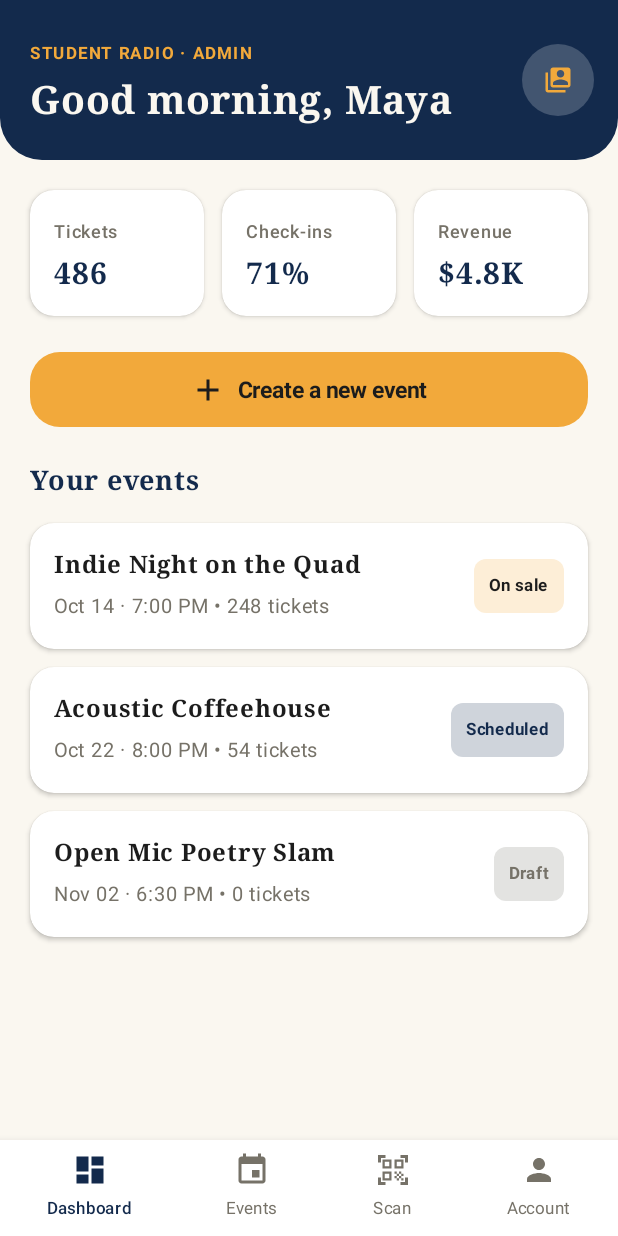
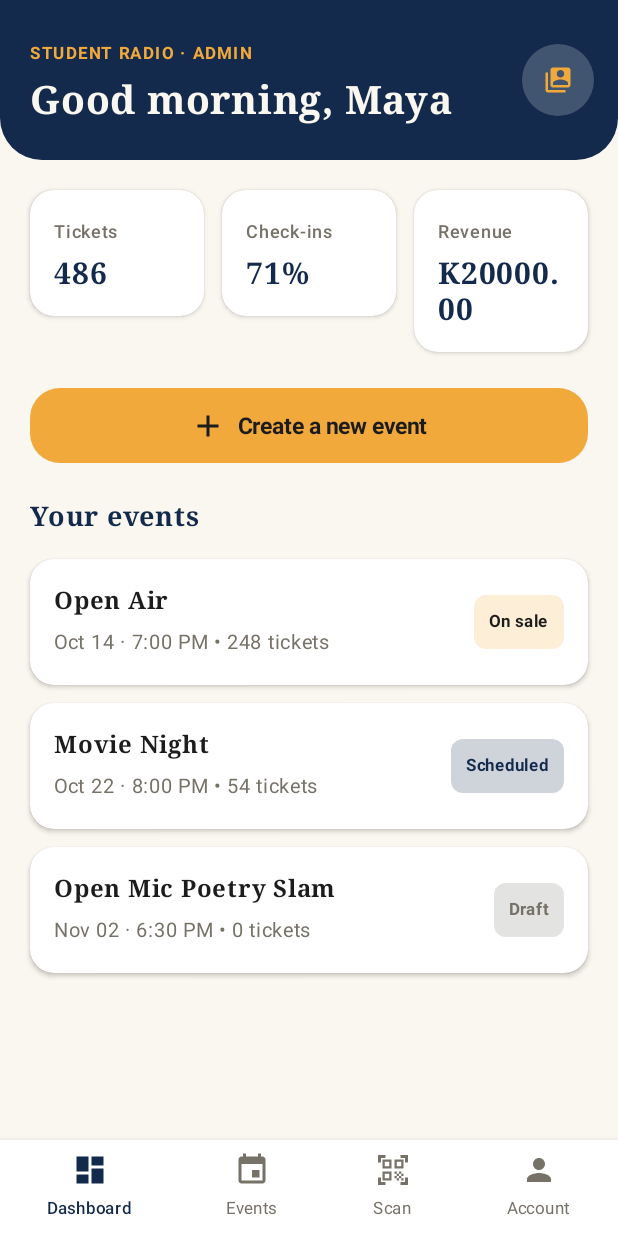
Before and after one commit to alexhowa53-sys/CompusConnect, an Android app built with Jetpack Compose: the @Preview function AdminDashboardScreenPreview, on a phone screen of 412 x 824 dp. Run offline under Robolectric (Android 15) with nearby library versions, the phone set to English and light mode, and no system bars.

Commit message:
2nd commit

```diff
--- a/app/src/main/java/com/example/compusconnect/AdminDashboardScreen.kt
+++ b/app/src/main/java/com/example/compusconnect/AdminDashboardScreen.kt
@@ -33,8 +33,8 @@ data class AdminEvent(
 )
 
 val sampleAdminEvents = listOf(
-    AdminEvent("1", "Indie Night on the Quad", "Oct 14 · 7:00 PM", "On sale", "248 tickets"),
-    AdminEvent("2", "Acoustic Coffeehouse", "Oct 22 · 8:00 PM", "Scheduled", "54 tickets"),
+    AdminEvent("1", "Open Air", "Oct 14 · 7:00 PM", "On sale", "248 tickets"),
+    AdminEvent("2", "Movie Night", "Oct 22 · 8:00 PM", "Scheduled", "54 tickets"),
     AdminEvent("3", "Open Mic Poetry Slam", "Nov 02 · 6:30 PM", "Draft", "0 tickets")
 )
 
@@ -123,7 +123,7 @@ fun AdminDashboardScreen(
             ) {
                 MetricCard(title = "Tickets", value = "486", modifier = Modifier.weight(1f))
                 MetricCard(title = "Check-ins", value = "71%", modifier = Modifier.weight(1f))
-                MetricCard(title = "Revenue", value = "$4.8K", modifier = Modifier.weight(1f))
+                MetricCard(title = "Revenue", value = "K20000.00", modifier = Modifier.weight(1f))
             }
 
             Spacer(modifier = Modifier.height(24.dp))
--- a/app/src/main/java/com/example/compusconnect/EventDetailsScreen.kt
+++ b/app/src/main/java/com/example/compusconnect/EventDetailsScreen.kt
@@ -27,11 +27,11 @@ import com.example.compusconnect.ui.theme.CompusConnectTheme
 
 @Composable
 fun EventDetailsScreen(
-    eventTitle: String = "Indie Night on the Quad",
+    eventTitle: String = "Social Weekend",
     category: EventCategory = EventCategory.MUSIC,
     dateText: String = "Thursday, Oct 14 · 7:00 PM",
     locationText: String = "Great Hall Lawn",
-    hostText: String = "Hosted by Campus Activities Board",
+    hostText: String = "SRC",
     priceText: String = "K6000",
     descriptionText: String = "Join us for an unforgettable evening under the stars featuring student indie bands, food trucks, and art installations. Bring your student ID and a blanket to sit on the lawn!",
     tags: List<String> = listOf("All ages", "Outdoors", "Accessible"),
```
